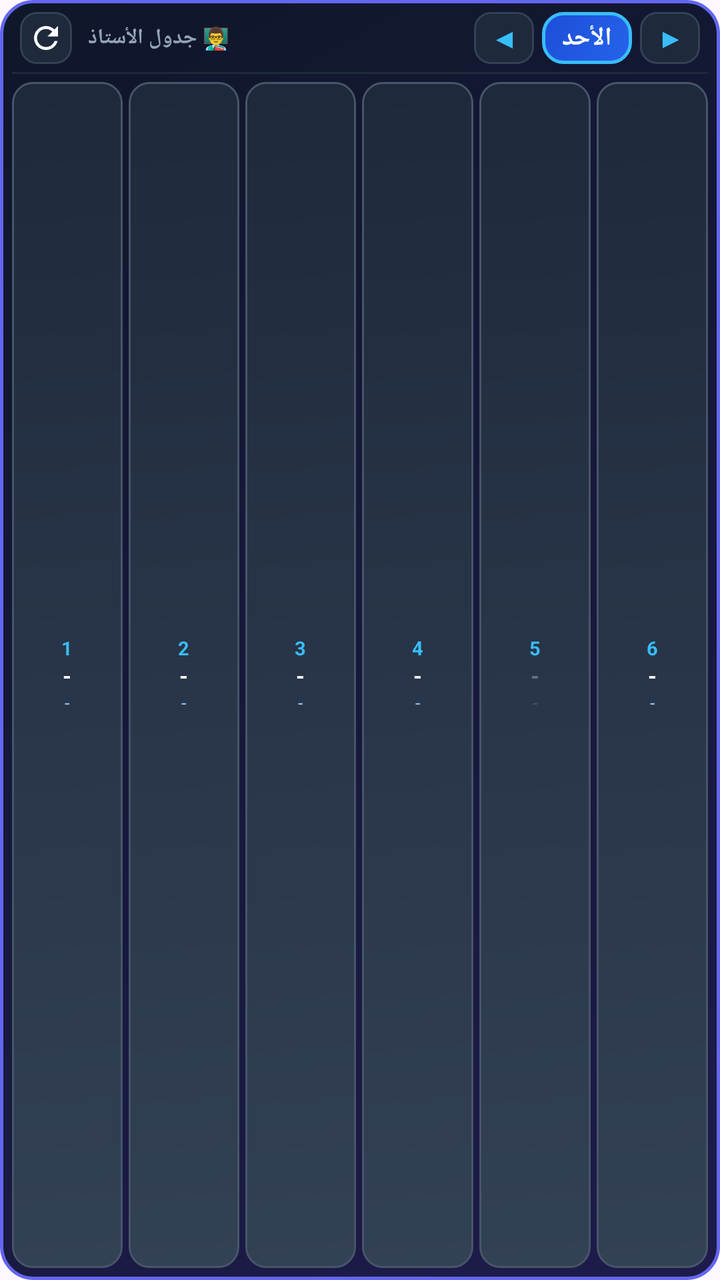
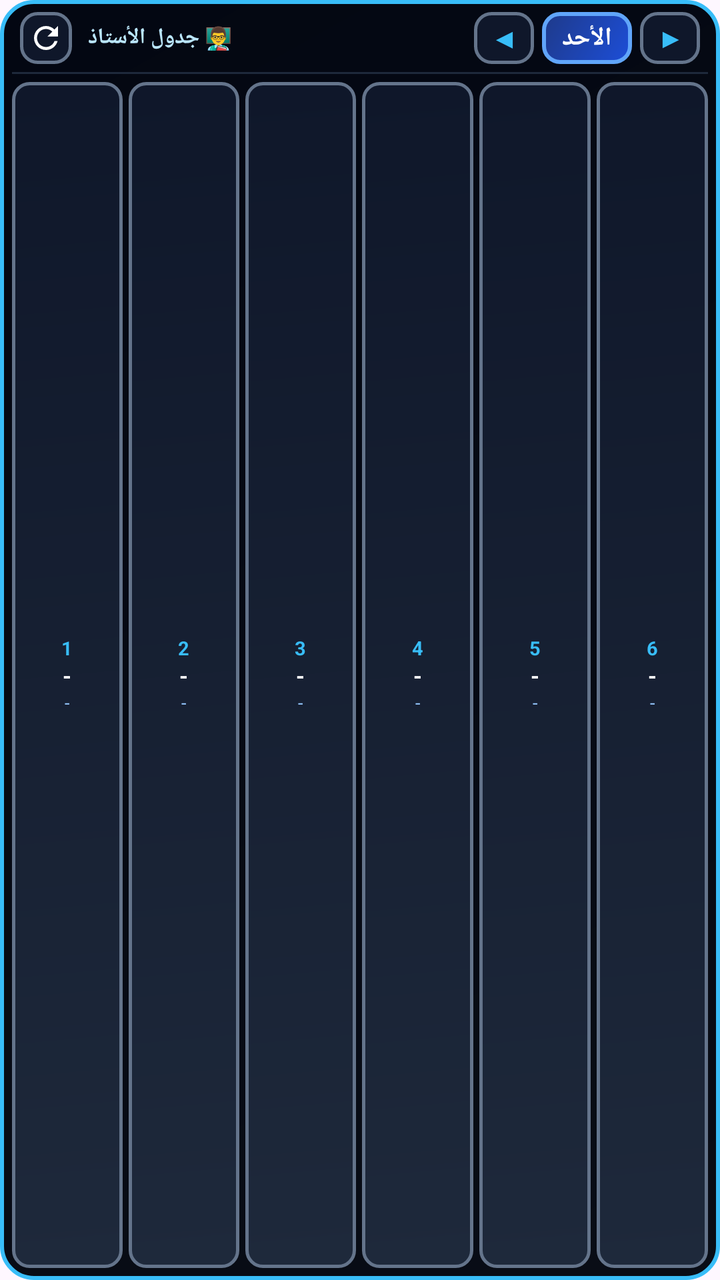

Screens rendered from an Android XML layout before and after an edit, with the pre-edit source and the edit as a unified diff.
<!-- AndroidManifest.xml: application theme Theme.SchoolSystem -->
<!-- res/layout/widget_teacher_horizontal_strip.xml -->
<?xml version="1.0" encoding="utf-8"?>
<LinearLayout xmlns:android="http://schemas.android.com/apk/res/android"
    android:id="@+id/teacher_strip_root"
    android:layout_width="match_parent"
    android:layout_height="match_parent"
    android:orientation="vertical"
    android:background="@drawable/widget_bg"
    android:padding="6dp">

    
    <LinearLayout
        android:layout_width="match_parent"
        android:layout_height="wrap_content"
        android:orientation="horizontal"
        android:gravity="center_vertical"
        android:paddingBottom="4dp"
        android:paddingStart="4dp"
        android:paddingEnd="4dp">

        
        <ImageView
            android:id="@+id/strip_btn_refresh"
            android:layout_width="26dp"
            android:layout_height="26dp"
            android:src="@drawable/ic_widget_refresh"
            android:padding="4dp"
            android:background="@drawable/widget_nav_btn_bg"
            android:contentDescription="تحديث" />

        <TextView
            android:id="@+id/strip_status_badge"
            android:layout_width="wrap_content"
            android:layout_height="wrap_content"
            android:text="👨‍🏫 جدول الأستاذ"
            android:textColor="#94A3B8"
            android:textSize="10.5sp"
            android:textStyle="bold"
            android:layout_marginStart="8dp" />

        
        <View
            android:layout_width="0dp"
            android:layout_height="1dp"
            android:layout_weight="1" />

        
        <TextView
            android:id="@+id/strip_btn_prev_day"
            android:layout_width="30dp"
            android:layout_height="26dp"
            android:text="◀"
            android:textColor="#38BDF8"
            android:textSize="13sp"
            android:textStyle="bold"
            android:gravity="center"
            android:background="@drawable/widget_nav_btn_bg" />

        
        <TextView
            android:id="@+id/strip_header_day"
            android:layout_width="wrap_content"
            android:layout_height="26dp"
            android:text="الأحد"
            android:textColor="#FFFFFF"
            android:textSize="12.5sp"
            android:textStyle="bold"
            android:gravity="center"
            android:paddingStart="10dp"
            android:paddingEnd="10dp"
            android:background="@drawable/widget_teacher_card_bg"
            android:layout_marginStart="4dp"
            android:layout_marginEnd="4dp" />

        
        <TextView
            android:id="@+id/strip_btn_next_day"
            android:layout_width="30dp"
            android:layout_height="26dp"
            android:text="▶"
            android:textColor="#38BDF8"
            android:textSize="13sp"
            android:textStyle="bold"
            android:gravity="center"
            android:background="@drawable/widget_nav_btn_bg" />
    </LinearLayout>

    <View
        android:layout_width="match_parent"
        android:layout_height="1dp"
        android:background="#1E293B"
        android:layout_marginBottom="4dp" />

    
    <LinearLayout
        android:layout_width="match_parent"
        android:layout_height="0dp"
        android:layout_weight="1"
        android:orientation="horizontal"
        android:gravity="center_vertical">

        
        <LinearLayout
            android:id="@+id/col_lesson_1"
            android:layout_width="0dp"
            android:layout_height="match_parent"
            android:layout_weight="1"
            android:orientation="vertical"
            android:gravity="center"
            android:background="@drawable/widget_item_bg"
            android:padding="2dp">

            <TextView
                android:layout_width="wrap_content"
                android:layout_height="wrap_content"
                android:text="1"
                android:textColor="#38BDF8"
                android:textSize="9.5sp"
                android:textStyle="bold" />

            <TextView
                android:id="@+id/text_subject_1"
                android:layout_width="wrap_content"
                android:layout_height="wrap_content"
                android:text="-"
                android:textColor="#FFFFFF"
                android:textSize="11sp"
                android:textStyle="bold"
                android:maxLines="1"
                android:ellipsize="end" />

            <TextView
                android:id="@+id/text_class_1"
                android:layout_width="wrap_content"
                android:layout_height="wrap_content"
                android:text="-"
                android:textColor="#93C5FD"
                android:textSize="9sp"
                android:maxLines="1"
                android:ellipsize="end" />
        </LinearLayout>

        
        <LinearLayout
            android:id="@+id/col_lesson_2"
            android:layout_width="0dp"
            android:layout_height="match_parent"
            android:layout_weight="1"
            android:layout_marginStart="3dp"
            android:orientation="vertical"
            android:gravity="center"
            android:background="@drawable/widget_item_bg"
            android:padding="2dp">

            <TextView
                android:layout_width="wrap_content"
                android:layout_height="wrap_content"
                android:text="2"
                android:textColor="#38BDF8"
                android:textSize="9.5sp"
                android:textStyle="bold" />

            <TextView
                android:id="@+id/text_subject_2"
                android:layout_width="wrap_content"
                android:layout_height="wrap_content"
                android:text="-"
                android:textColor="#FFFFFF"
                android:textSize="11sp"
                android:textStyle="bold"
                android:maxLines="1"
                android:ellipsize="end" />

            <TextView
                android:id="@+id/text_class_2"
                android:layout_width="wrap_content"
                android:layout_height="wrap_content"
                android:text="-"
                android:textColor="#93C5FD"
                android:textSize="9sp"
                android:maxLines="1"
                android:ellipsize="end" />
        </LinearLayout>

        
        <LinearLayout
            android:id="@+id/col_lesson_3"
            android:layout_width="0dp"
            android:layout_height="match_parent"
            android:layout_weight="1"
            android:layout_marginStart="3dp"
            android:orientation="vertical"
            android:gravity="center"
            android:background="@drawable/widget_item_bg"
            android:padding="2dp">

            <TextView
                android:layout_width="wrap_content"
                android:layout_height="wrap_content"
                android:text="3"
                android:textColor="#38BDF8"
                android:textSize="9.5sp"
                android:textStyle="bold" />

            <TextView
                android:id="@+id/text_subject_3"
                android:layout_width="wrap_content"
                android:layout_height="wrap_content"
                android:text="-"
                android:textColor="#FFFFFF"
                android:textSize="11sp"
                android:textStyle="bold"
                android:maxLines="1"
                android:ellipsize="end" />

            <TextView
                android:id="@+id/text_class_3"
                android:layout_width="wrap_content"
                android:layout_height="wrap_content"
                android:text="-"
                android:textColor="#93C5FD"
                android:textSize="9sp"
                android:maxLines="1"
                android:ellipsize="end" />
        </LinearLayout>

        
        <LinearLayout
            android:id="@+id/col_lesson_4"
            android:layout_width="0dp"
            android:layout_height="match_parent"
            android:layout_weight="1"
            android:layout_marginStart="3dp"
            android:orientation="vertical"
            android:gravity="center"
            android:background="@drawable/widget_item_bg"
            android:padding="2dp">

            <TextView
                android:layout_width="wrap_content"
                android:layout_height="wrap_content"
                android:text="4"
                android:textColor="#38BDF8"
                android:textSize="9.5sp"
                android:textStyle="bold" />

            <TextView
                android:id="@+id/text_subject_4"
                android:layout_width="wrap_content"
                android:layout_height="wrap_content"
                android:text="-"
                android:textColor="#FFFFFF"
                android:textSize="11sp"
                android:textStyle="bold"
                android:maxLines="1"
                android:ellipsize="end" />

            <TextView
                android:id="@+id/text_class_4"
                android:layout_width="wrap_content"
                android:layout_height="wrap_content"
                android:text="-"
                android:textColor="#93C5FD"
                android:textSize="9sp"
                android:maxLines="1"
                android:ellipsize="end" />
        </LinearLayout>

        
        <LinearLayout
            android:id="@+id/col_lesson_5"
            android:layout_width="0dp"
            android:layout_height="match_parent"
            android:layout_weight="1"
            android:layout_marginStart="3dp"
            android:orientation="vertical"
            android:gravity="center"
            android:background="@drawable/widget_item_bg"
            android:padding="2dp">

            <TextView
                android:layout_width="wrap_content"
                android:layout_height="wrap_content"
                android:text="5"
                android:textColor="#38BDF8"
                android:textSize="9.5sp"
                android:textStyle="bold" />

            <TextView
                android:id="@+id/text_subject_5"
                android:layout_width="wrap_content"
                android:layout_height="wrap_content"
                android:text="-"
                android:textColor="#64748B"
                android:textSize="11sp"
                android:textStyle="bold"
                android:maxLines="1"
                android:ellipsize="end" />

            <TextView
                android:id="@+id/text_class_5"
                android:layout_width="wrap_content"
                android:layout_height="wrap_content"
                android:text="-"
                android:textColor="#475569"
                android:textSize="9sp"
                android:maxLines="1"
                android:ellipsize="end" />
        </LinearLayout>

        
        <LinearLayout
            android:id="@+id/col_lesson_6"
            android:layout_width="0dp"
            android:layout_height="match_parent"
            android:layout_weight="1"
            android:layout_marginStart="3dp"
            android:orientation="vertical"
            android:gravity="center"
            android:background="@drawable/widget_item_bg"
            android:padding="2dp">

            <TextView
                android:layout_width="wrap_content"
                android:layout_height="wrap_content"
                android:text="6"
                android:textColor="#38BDF8"
                android:textSize="9.5sp"
                android:textStyle="bold" />

            <TextView
                android:id="@+id/text_subject_6"
                android:layout_width="wrap_content"
                android:layout_height="wrap_content"
                android:text="-"
                android:textColor="#FFFFFF"
                android:textSize="11sp"
                android:textStyle="bold"
                android:maxLines="1"
                android:ellipsize="end" />

            <TextView
                android:id="@+id/text_class_6"
                android:layout_width="wrap_content"
                android:layout_height="wrap_content"
                android:text="-"
                android:textColor="#93C5FD"
                android:textSize="9sp"
                android:maxLines="1"
                android:ellipsize="end" />
        </LinearLayout>

    </LinearLayout>

</LinearLayout>
<!-- resources referenced by this layout -->
<resources>
  <!-- drawable ic_widget_refresh (drawable) -->
  <vector xmlns:android="http://schemas.android.com/apk/res/android"
      android:width="24dp"
      android:height="24dp"
      android:viewportWidth="24"
      android:viewportHeight="24">
    <path
        android:fillColor="#FFFFFFFF"
        android:pathData="M17.65,6.35C16.2,4.9 14.21,4 12,4c-4.42,0 -7.99,3.58 -7.99,8s3.57,8 7.99,8c3.73,0 6.84,-2.55 7.73,-6h-2.08c-0.82,2.33 -3.04,4 -5.65,4 -3.31,0 -6,-2.69 -6,-6s2.69,-6 6,-6c1.66,0 3.14,0.69 4.22,1.78L13,11h7V4l-2.35,2.35z"/>
  </vector>
  <!-- drawable widget_bg (drawable) -->
  <?xml version="1.0" encoding="utf-8"?>
  <shape xmlns:android="http://schemas.android.com/apk/res/android"
      android:shape="rectangle">
      <gradient
          android:startColor="#1E1B4B"
          android:endColor="#0F172A"
          android:angle="135" />
      <corners android:radius="16dp" />
      <stroke android:width="1.5dp" android:color="#6366F1" />
  </shape>
  <!-- drawable widget_item_bg (drawable) -->
  <?xml version="1.0" encoding="utf-8"?>
  <shape xmlns:android="http://schemas.android.com/apk/res/android"
      android:shape="rectangle">
      <gradient
          android:startColor="#334155"
          android:endColor="#1E293B"
          android:angle="135" />
      <corners android:radius="10dp" />
      <stroke android:width="1dp" android:color="#475569" />
  </shape>
  <!-- drawable widget_nav_btn_bg (drawable) -->
  <?xml version="1.0" encoding="utf-8"?>
  <shape xmlns:android="http://schemas.android.com/apk/res/android"
      android:shape="rectangle">
      <solid android:color="#1E293B" />
      <corners android:radius="8dp" />
      <stroke android:width="1dp" android:color="#334155" />
  </shape>
  <!-- drawable widget_teacher_card_bg (drawable) -->
  <?xml version="1.0" encoding="utf-8"?>
  <shape xmlns:android="http://schemas.android.com/apk/res/android"
      android:shape="rectangle">
      <gradient
          android:startColor="#2563EB"
          android:endColor="#1D4ED8"
          android:angle="135" />
      <corners android:radius="10dp" />
      <stroke android:width="1.5dp" android:color="#38BDF8" />
  </shape>
  <style name="Theme.SchoolSystem" parent="Theme.Material3.Light.NoActionBar">
      </style>
</resources>

<!-- the commit's change to res/layout/widget_teacher_horizontal_strip.xml (unified diff, before → after) -->
@@ -32,8 +32,8 @@
             android:layout_width="wrap_content"
             android:layout_height="wrap_content"
             android:text="👨‍🏫 جدول الأستاذ"
-            android:textColor="#94A3B8"
-            android:textSize="10.5sp"
+            android:textColor="#BAE6FD"
+            android:textSize="11sp"
             android:textStyle="bold"
             android:layout_marginStart="8dp" />
 
@@ -290,7 +290,7 @@
                 android:layout_width="wrap_content"
                 android:layout_height="wrap_content"
                 android:text="-"
-                android:textColor="#64748B"
+                android:textColor="#FFFFFF"
                 android:textSize="11sp"
                 android:textStyle="bold"
                 android:maxLines="1"
@@ -301,7 +301,7 @@
                 android:layout_width="wrap_content"
                 android:layout_height="wrap_content"
                 android:text="-"
-                android:textColor="#475569"
+                android:textColor="#93C5FD"
                 android:textSize="9sp"
                 android:maxLines="1"
                 android:ellipsize="end" />
<!-- resource entries referenced after the edit -->
@@ -15,41 +15,41 @@
   <shape xmlns:android="http://schemas.android.com/apk/res/android"
       android:shape="rectangle">
       <gradient
-          android:startColor="#1E1B4B"
-          android:endColor="#0F172A"
+          android:startColor="#090D16"
+          android:endColor="#030712"
           android:angle="135" />
       <corners android:radius="16dp" />
-      <stroke android:width="1.5dp" android:color="#6366F1" />
+      <stroke android:width="2dp" android:color="#38BDF8" />
   </shape>
   <!-- drawable widget_item_bg (drawable) -->
   <?xml version="1.0" encoding="utf-8"?>
   <shape xmlns:android="http://schemas.android.com/apk/res/android"
       android:shape="rectangle">
       <gradient
-          android:startColor="#334155"
-          android:endColor="#1E293B"
+          android:startColor="#1E293B"
+          android:endColor="#0F172A"
           android:angle="135" />
-      <corners android:radius="10dp" />
-      <stroke android:width="1dp" android:color="#475569" />
+      <corners android:radius="8dp" />
+      <stroke android:width="1.5dp" android:color="#64748B" />
   </shape>
   <!-- drawable widget_nav_btn_bg (drawable) -->
   <?xml version="1.0" encoding="utf-8"?>
   <shape xmlns:android="http://schemas.android.com/apk/res/android"
       android:shape="rectangle">
-      <solid android:color="#1E293B" />
+      <solid android:color="#0F172A" />
       <corners android:radius="8dp" />
-      <stroke android:width="1dp" android:color="#334155" />
+      <stroke android:width="1.5dp" android:color="#64748B" />
   </shape>
   <!-- drawable widget_teacher_card_bg (drawable) -->
   <?xml version="1.0" encoding="utf-8"?>
   <shape xmlns:android="http://schemas.android.com/apk/res/android"
       android:shape="rectangle">
       <gradient
-          android:startColor="#2563EB"
-          android:endColor="#1D4ED8"
+          android:startColor="#1D4ED8"
+          android:endColor="#1E3A8A"
           android:angle="135" />
-      <corners android:radius="10dp" />
-      <stroke android:width="1.5dp" android:color="#38BDF8" />
+      <corners android:radius="8dp" />
+      <stroke android:width="2dp" android:color="#60A5FA" />
   </shape>
   <style name="Theme.SchoolSystem" parent="Theme.Material3.Light.NoActionBar">
       </style>
